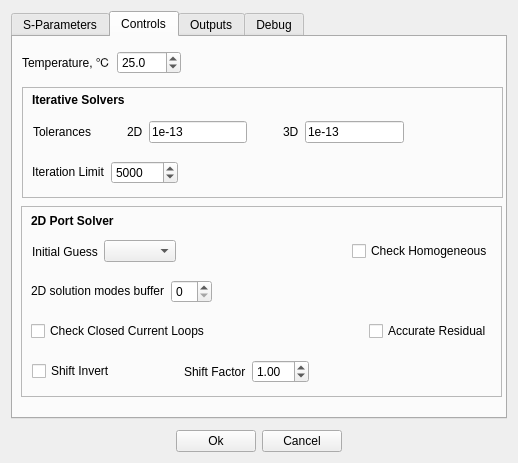
This is src/OpenParEMg/SimulateOptions.ui in OpenParEM/OpenParEM as Qt 5 draws it before an edit. The edited form follows.
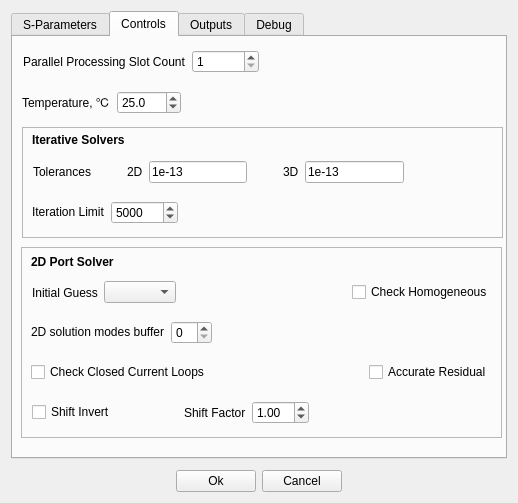
This is the edited form. The open tabs and pages were chosen to show the change. Custom widgets are drawn as their Qt base class.

Commit message: improved error handling; added gui.slot.count

The edit to the form file:
```diff
--- a/src/OpenParEMg/SimulateOptions.ui
+++ b/src/OpenParEMg/SimulateOptions.ui
@@ -7,7 +7,7 @@
     <x>0</x>
     <y>0</y>
     <width>518</width>
-    <height>463</height>
+    <height>503</height>
    </rect>
   </property>
   <property name="sizePolicy">
@@ -239,7 +239,7 @@
        <property name="geometry">
         <rect>
          <x>9</x>
-         <y>10</y>
+         <y>50</y>
          <width>481</width>
          <height>31</height>
         </rect>
@@ -290,7 +290,7 @@
        <property name="geometry">
         <rect>
          <x>9</x>
-         <y>50</y>
+         <y>90</y>
          <width>481</width>
          <height>111</height>
         </rect>
@@ -500,7 +500,7 @@
        <property name="geometry">
         <rect>
          <x>8</x>
-         <y>169</y>
+         <y>210</y>
          <width>481</width>
          <height>191</height>
         </rect>
@@ -754,6 +754,66 @@
         </layout>
        </widget>
       </widget>
+      <widget class="QWidget" name="horizontalLayoutWidget_3">
+       <property name="geometry">
+        <rect>
+         <x>10</x>
+         <y>9</y>
+         <width>481</width>
+         <height>31</height>
+        </rect>
+       </property>
+       <layout class="QHBoxLayout" name="horizontalLayout_21">
+        <item>
+         <widget class="QLabel" name="label_15">
+          <property name="toolTip">
+           <string>&lt;html&gt;&lt;head/&gt;&lt;body&gt;&lt;p&gt;The number of slots used to perform parallel processing. For a single computer, this is the number of physical CPU cores (not threads) or less. Experiment to find the quickest run time.&lt;/p&gt;&lt;/body&gt;&lt;/html&gt;</string>
+          </property>
+          <property name="text">
+           <string>Parallel Processing Slot Count</string>
+          </property>
+         </widget>
+        </item>
+        <item>
+         <widget class="QSpinBox" name="slotCount">
+          <property name="sizePolicy">
+           <sizepolicy hsizetype="Minimum" vsizetype="Fixed">
+            <horstretch>0</horstretch>
+            <verstretch>0</verstretch>
+           </sizepolicy>
+          </property>
+          <property name="minimumSize">
+           <size>
+            <width>0</width>
+            <height>0</height>
+           </size>
+          </property>
+          <property name="toolTip">
+           <string>&lt;html&gt;&lt;head/&gt;&lt;body&gt;&lt;p&gt;&lt;br/&gt;&lt;/p&gt;&lt;/body&gt;&lt;/html&gt;</string>
+          </property>
+          <property name="minimum">
+           <number>1</number>
+          </property>
+          <property name="maximum">
+           <number>1000000000</number>
+          </property>
+         </widget>
+        </item>
+        <item>
+         <spacer name="horizontalSpacer_31">
+          <property name="orientation">
+           <enum>Qt::Orientation::Horizontal</enum>
+          </property>
+          <property name="sizeHint" stdset="0">
+           <size>
+            <width>40</width>
+            <height>20</height>
+           </size>
+          </property>
+         </spacer>
+        </item>
+       </layout>
+      </widget>
       <zorder>frame</zorder>
       <zorder>frame_2</zorder>
       <zorder>horizontalLayoutWidget_5</zorder>
```
Left out of the diff: 4 changed lines with no effect on the pictures. The commit also changes 18 other files.
